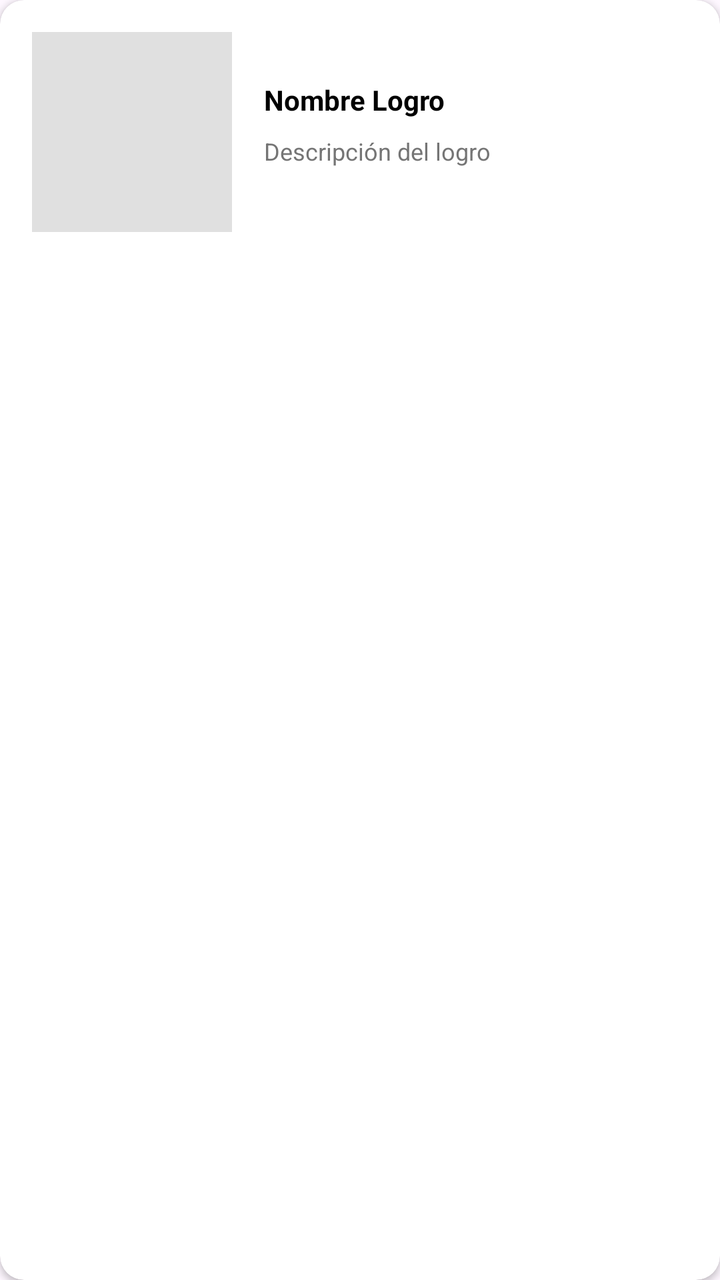
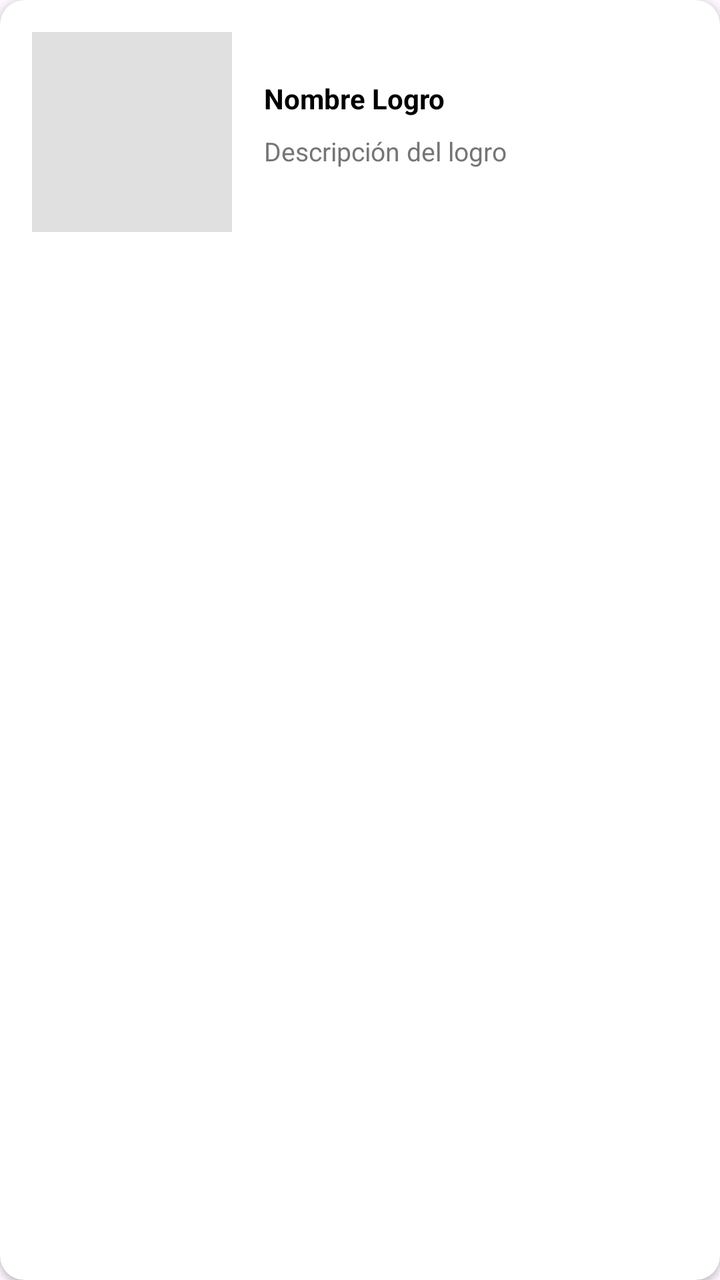

The first picture is an Android layout as it rendered before a commit; the second is the same layout after the commit. The layout source and the unified diff follow.
<!-- AndroidManifest.xml: application theme Theme.Lectana -->
<!-- res/layout/item_logro_expandido.xml -->
<?xml version="1.0" encoding="utf-8"?>
<androidx.cardview.widget.CardView xmlns:android="http://schemas.android.com/apk/res/android"
    xmlns:app="http://schemas.android.com/apk/res-auto"
    android:layout_width="match_parent"
    android:layout_height="wrap_content"
    android:layout_margin="8dp"
    app:cardCornerRadius="12dp"
    app:cardElevation="2dp">

    <LinearLayout
        android:layout_width="match_parent"
        android:layout_height="wrap_content"
        android:orientation="horizontal"
        android:padding="16dp">

        
        <ImageView
            android:id="@+id/imagen_logro_expandido"
            android:layout_width="100dp"
            android:layout_height="100dp"
            android:scaleType="centerCrop"
            android:contentDescription="Logro"
            android:layout_marginEnd="16dp"
            android:background="@color/gris_claro"
            android:layout_gravity="center_vertical" />

        
        <LinearLayout
            android:layout_width="0dp"
            android:layout_height="wrap_content"
            android:layout_weight="1"
            android:orientation="vertical"
            android:gravity="center_vertical"
            android:layout_gravity="center_vertical">

            
            <LinearLayout
                android:layout_width="match_parent"
                android:layout_height="wrap_content"
                android:orientation="horizontal"
                android:gravity="center_vertical"
                android:layout_marginBottom="8dp">

                <TextView
                    android:id="@+id/nombre_logro_expandido"
                    android:layout_width="0dp"
                    android:layout_height="wrap_content"
                    android:layout_weight="1"
                    android:text="Nombre Logro"
                    android:textColor="@color/negro"
                    android:textSize="14sp"
                    android:textStyle="bold" />

                
                <TextView
                    android:id="@+id/badge_desbloqueado_expandido"
                    android:layout_width="wrap_content"
                    android:layout_height="wrap_content"
                    android:background="@drawable/boton_verde"
                    android:paddingStart="8dp"
                    android:paddingTop="2dp"
                    android:paddingEnd="8dp"
                    android:paddingBottom="2dp"
                    android:text="✓"
                    android:textColor="@color/blanco"
                    android:textSize="12sp"
                    android:visibility="gone"
                    android:layout_marginStart="8dp" />

            </LinearLayout>

            
            <TextView
                android:id="@+id/descripcion_logro_expandido"
                android:layout_width="match_parent"
                android:layout_height="wrap_content"
                android:text="Descripción del logro"
                android:textColor="@color/gris_medio"
                android:textSize="12sp"
                android:layout_marginBottom="8dp" />

            
            <ProgressBar
                android:id="@+id/progreso_logro_expandido"
                style="?android:attr/progressBarStyleHorizontal"
                android:layout_width="match_parent"
                android:layout_height="6dp"
                android:max="100"
                android:progress="0"
                android:progressTint="@color/verde_principal"
                android:visibility="gone" />

            <TextView
                android:id="@+id/texto_progreso_logro_expandido"
                android:layout_width="match_parent"
                android:layout_height="wrap_content"
                android:text="0%"
                android:textAlignment="center"
                android:textColor="@color/gris_medio"
                android:textSize="10sp"
                android:visibility="gone" />

        </LinearLayout>

    </LinearLayout>

</androidx.cardview.widget.CardView>
<!-- resources referenced by this layout -->
<resources>
  <color name="blanco">#FFFFFF</color>
  <color name="gris_claro">#E0E0E0</color>
  <color name="gris_medio">#757575</color>
  <color name="negro">#000000</color>
  <color name="verde_principal">#4CAF50</color>
  <!-- drawable boton_verde (drawable) -->
  <?xml version="1.0" encoding="utf-8"?>
  <shape xmlns:android="http://schemas.android.com/apk/res/android" android:shape="rectangle">
      <solid android:color="@color/verde_fuerte" />
      <corners android:radius="12dp" />
      <padding android:left="24dp"
          android:right="24dp"
          android:top="8dp"
          android:bottom="8dp"/>
  </shape>
  <style name="Theme.Lectana" parent="Base.Theme.Lectana" />
  <color name="verde_fuerte">#4CAF50</color>
  <style name="Base.Theme.Lectana" parent="Theme.Material3.DayNight.NoActionBar">
          
          
      </style>
</resources>

<!-- the commit's change to res/layout/item_logro_expandido.xml (unified diff, before → after) -->
@@ -76,8 +76,10 @@
                 android:layout_height="wrap_content"
                 android:text="Descripción del logro"
                 android:textColor="@color/gris_medio"
-                android:textSize="12sp"
-                android:layout_marginBottom="8dp" />
+                android:textSize="13sp"
+                android:layout_marginBottom="8dp"
+                android:maxLines="3"
+                android:ellipsize="end" />
 
             
             <ProgressBar
